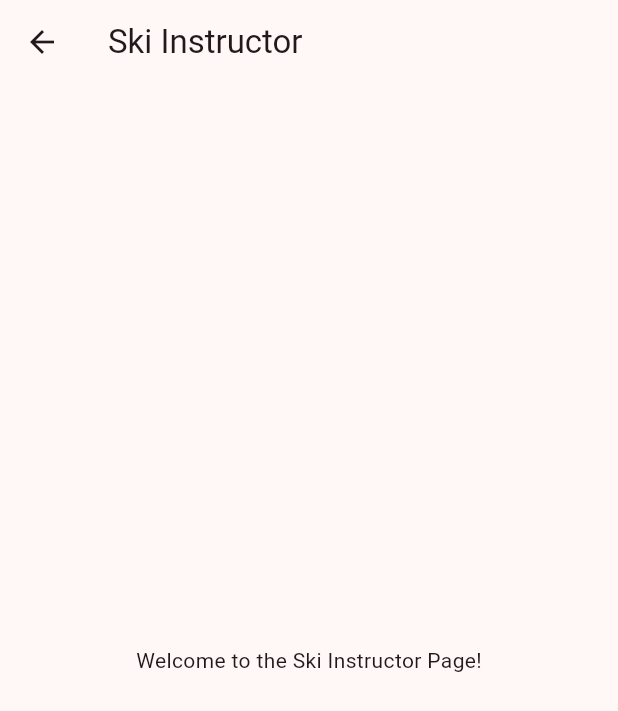
After one commit to cvazquezbaur/PersonalWebsiteFlutter, a Flutter app: the SkiInstructorView screen opened directly, on a phone screen of 412 x 824 dp. The commit adds this screen. Shown: the top 711 px of the screen. Run offline on Flutter 3.47's test engine with Material 3 defaults, Android fonts, the light colour scheme and no system bars; our stand-ins replace google_fonts; generated files the repository leaves out were written again.

Commit message:
next steps

```diff
--- /dev/null
+++ b/lib/src/informational_pages/ski_instructor_view.dart
@@ -0,0 +1,15 @@
+import 'package:flutter/material.dart';
+
+class SkiInstructorView extends StatelessWidget {
+  @override
+  Widget build(BuildContext context) {
+    return Scaffold(
+      appBar: AppBar(
+        title: Text('Ski Instructor'),
+      ),
+      body: Center(
+        child: Text('Welcome to the Ski Instructor Page!'),
+      ),
+    );
+  }
+}
--- a/pubspec.yaml
+++ b/pubspec.yaml
@@ -15,6 +15,7 @@ dependencies:
 
   flutter_localizations:
     sdk: flutter
+  flutter_riverpod: ^2.6.1
   google_fonts: ^6.2.1
   provider: ^6.1.2
 
```
Also changed, not shown: lib/src/landing_page/landing_view.dart (line endings or trailing spaces), pubspec.lock.
